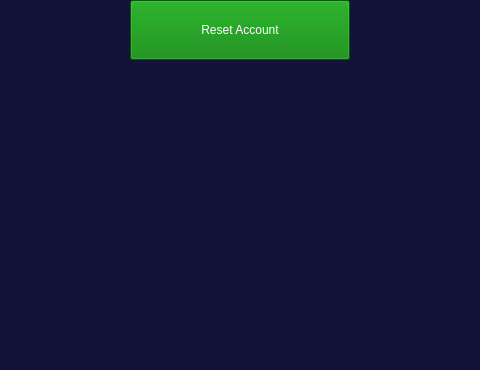
Old version of the form ui_files/settings_frame.ui in the repository omkar2887/Whack_A_Mole; both pictures show x 160 to 640 and y 430 to 800 of the 800 by 800 pixel window.
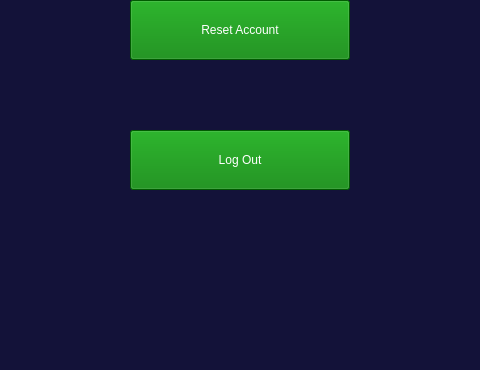
New version of the form. Icons and pictures are not drawn.

Patch:
```diff
--- a/ui_files/settings_frame.ui
+++ b/ui_files/settings_frame.ui
@@ -121,6 +121,27 @@
     <set>Qt::AlignCenter</set>
    </property>
   </widget>
+  <widget class="QPushButton" name="f_logout">
+   <property name="geometry">
+    <rect>
+     <x>290</x>
+     <y>560</y>
+     <width>220</width>
+     <height>60</height>
+    </rect>
+   </property>
+   <property name="styleSheet">
+    <string notr="true">font: 16pt &quot;Arial Rounded MT Bold&quot;;
+padding:15px;
+background-color:green;
+color:white;
+
+</string>
+   </property>
+   <property name="text">
+    <string>Log Out</string>
+   </property>
+  </widget>
  </widget>
  <resources/>
  <connections/>
```
